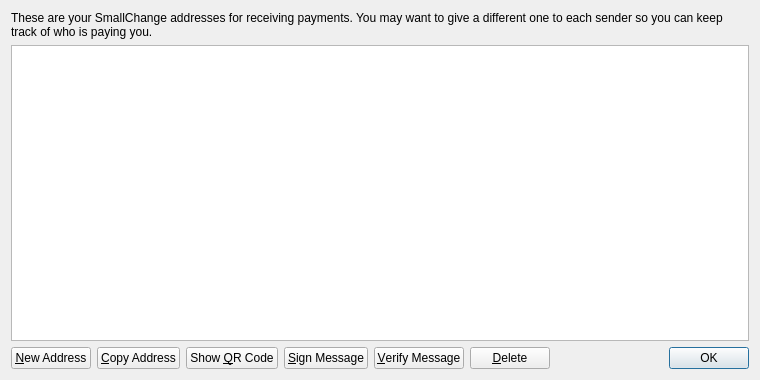
The window that src/qt/forms/addressbookpage.ui (Y-U-No-Coin/Y-U-No-Coin) describes before a commit, drawn with Qt 5.
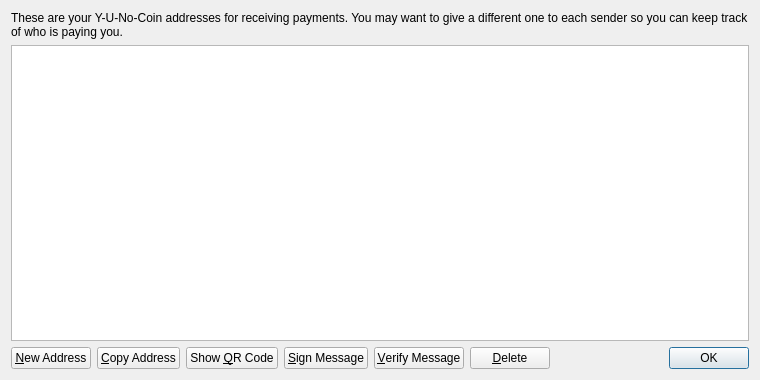
The same window after the commit. Icons and pictures are not drawn.

Diff of the .ui file:
```diff
--- a/src/qt/forms/addressbookpage.ui
+++ b/src/qt/forms/addressbookpage.ui
@@ -17,7 +17,7 @@
    <item>
     <widget class="QLabel" name="labelExplanation">
      <property name="text">
-      <string>These are your SmallChange addresses for receiving payments. You may want to give a different one to each sender so you can keep track of who is paying you.</string>
+      <string>These are your Y-U-No-Coin addresses for receiving payments. You may want to give a different one to each sender so you can keep track of who is paying you.</string>
      </property>
      <property name="textFormat">
       <enum>Qt::PlainText</enum>
```
